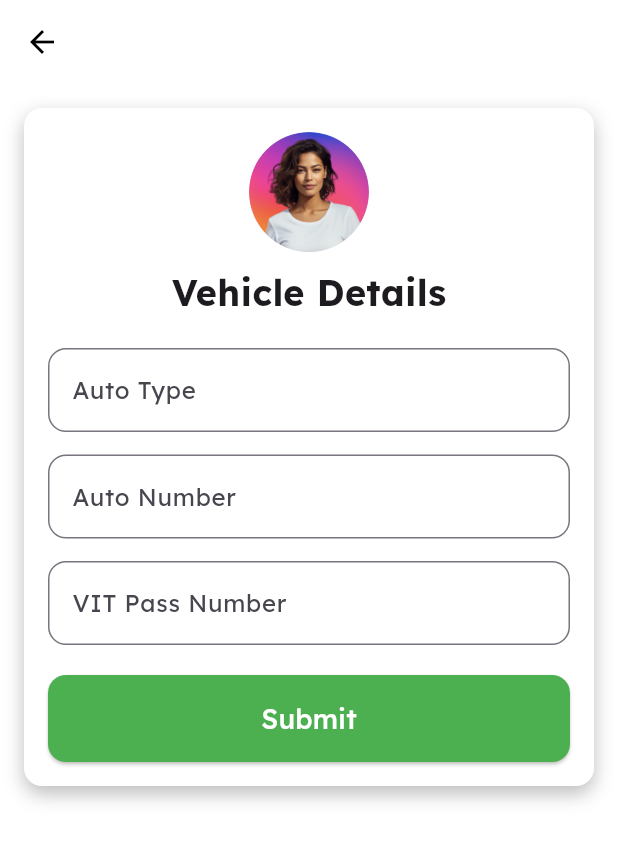
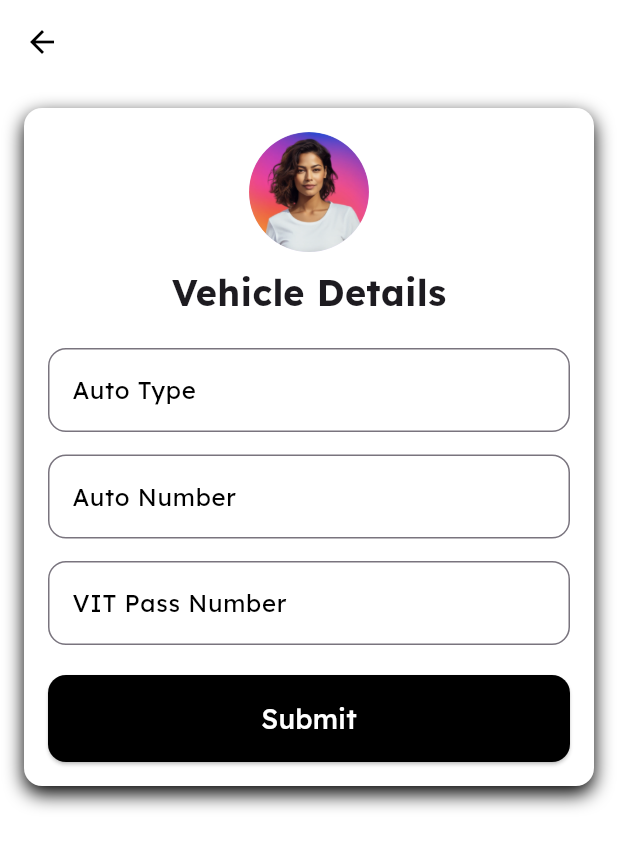
Before and after one commit to aditya030/Autohub_driverside, a Flutter app: the screen it shows after launch, on a phone screen of 412 x 824 dp. Shown: the top 848 px of the screen. Run offline on Flutter 3.47's test engine with Material 3 defaults, Android fonts, the phone set to English and light mode, and no system bars; our stand-ins replace flutter_map, flutter_rating_bar, google_maps_flutter, latlong2, location; missing offline and left inert: driver, razorpay_flutter.

Commit message:
Update profile_driver.dart

```diff
--- a/lib/pages/profile_driver.dart
+++ b/lib/pages/profile_driver.dart
@@ -45,7 +45,7 @@ class _VehicleDetailsPageState extends State<VehicleDetailsPage> {
                 borderRadius: BorderRadius.circular(12),
                 boxShadow: [
                   BoxShadow(
-                    color: Colors.black26,
+                    color: Colors.black,
                     blurRadius: 10,
                     offset: Offset(0, 5),
                   ),
@@ -73,8 +73,13 @@ class _VehicleDetailsPageState extends State<VehicleDetailsPage> {
                       controller: _autoTypeController,
                       decoration: InputDecoration(
                         labelText: 'Auto Type',
+                        labelStyle: TextStyle(color: Colors.black),
                         hintText: 'Big/Small/Medium',
                         border: OutlineInputBorder(
+                          borderRadius: BorderRadius.circular(12),
+                        ),
+                        focusedBorder: OutlineInputBorder(
+                          borderSide: BorderSide(color: Colors.black),
                           borderRadius: BorderRadius.circular(12),
                         ),
                       ),
@@ -84,8 +89,13 @@ class _VehicleDetailsPageState extends State<VehicleDetailsPage> {
                       controller: _autoNumberController,
                       decoration: InputDecoration(
                         labelText: 'Auto Number',
+                        labelStyle: TextStyle(color: Colors.black),
                         hintText: 'Vehicle Number',
                         border: OutlineInputBorder(
+                          borderRadius: BorderRadius.circular(12),
+                        ),
+                        focusedBorder: OutlineInputBorder(
+                          borderSide: BorderSide(color: Colors.black),
                           borderRadius: BorderRadius.circular(12),
                         ),
                       ),
@@ -95,8 +105,13 @@ class _VehicleDetailsPageState extends State<VehicleDetailsPage> {
                       controller: _vitPassNumberController,
                       decoration: InputDecoration(
                         labelText: 'VIT Pass Number',
+                        labelStyle: TextStyle(color: Colors.black),
                         hintText: 'VITVX-XXXXX-XX',
                         border: OutlineInputBorder(
+                          borderRadius: BorderRadius.circular(12),
+                        ),
+                        focusedBorder: OutlineInputBorder(
+                          borderSide: BorderSide(color: Colors.black),
                           borderRadius: BorderRadius.circular(12),
                         ),
                       ),
@@ -117,7 +132,7 @@ class _VehicleDetailsPageState extends State<VehicleDetailsPage> {
                           }
                         },
                         style: ElevatedButton.styleFrom(
-                          backgroundColor: Colors.green,
+                          backgroundColor: Colors.black,
                           shape: RoundedRectangleBorder(
                             borderRadius: BorderRadius.circular(12),
                           ),
@@ -142,9 +157,3 @@ class _VehicleDetailsPageState extends State<VehicleDetailsPage> {
     );
   }
 }
-
-void main() {
-  runApp(MaterialApp(
-    home: VehicleDetailsPage(),
-  ));
-}
```
